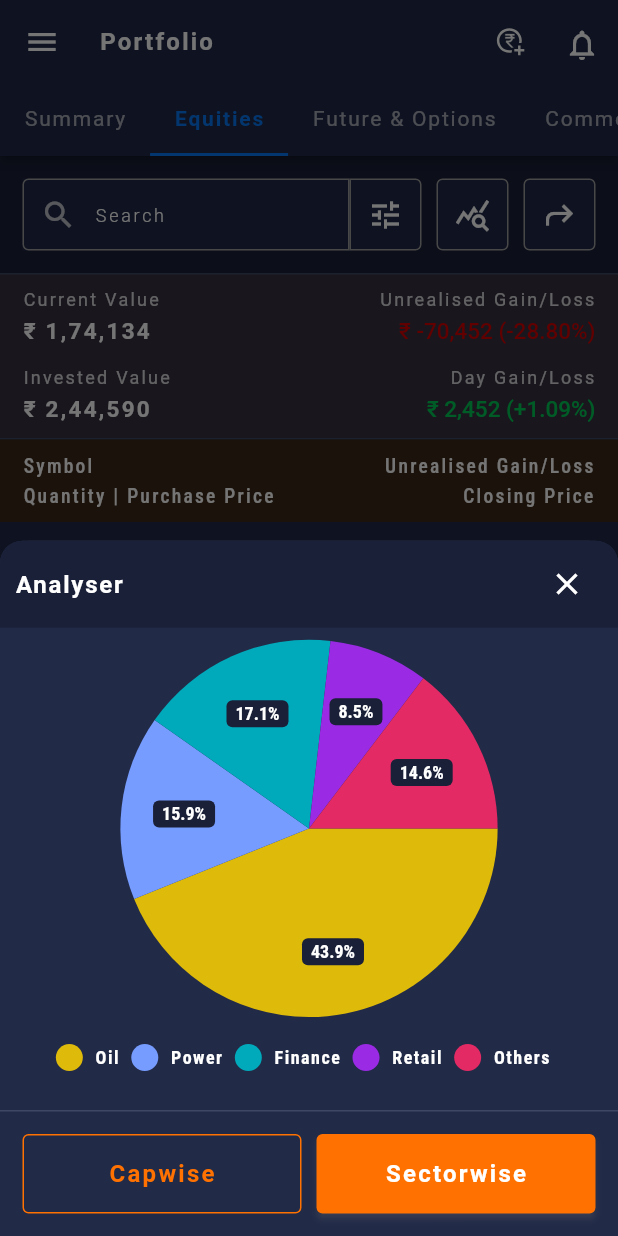
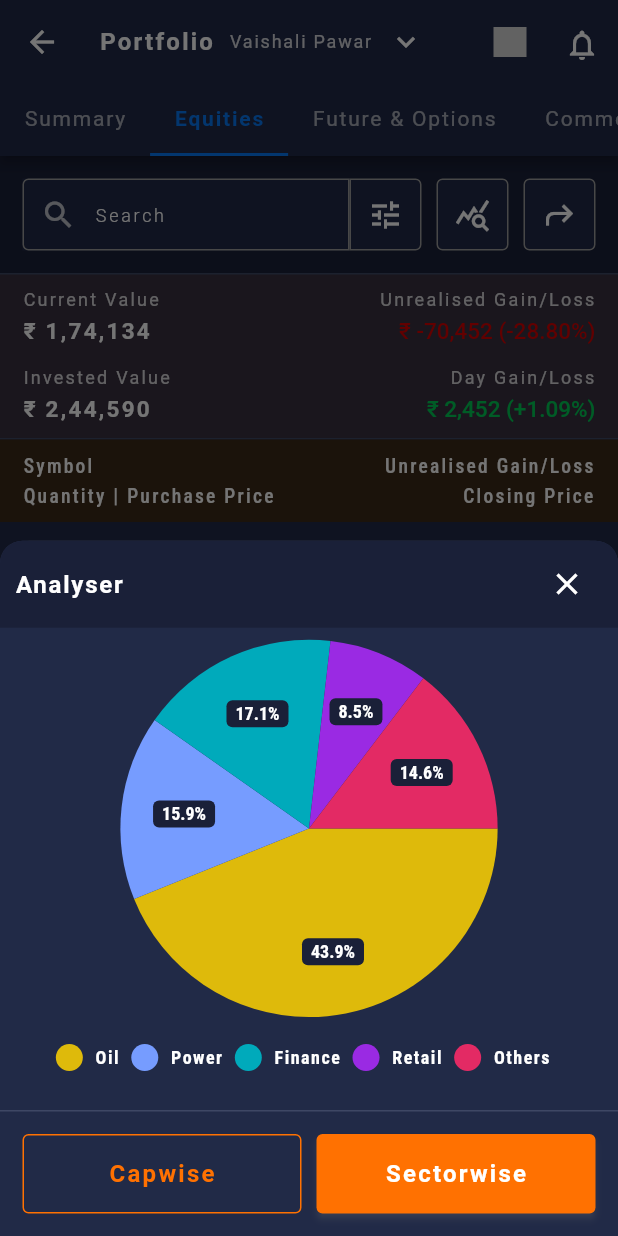
Before and after one commit to abdulrazakshaikh/phc, a Flutter app: the Portfolio screen opened directly, tab 2 chosen, after a tap on the "query stats" icon, on a phone screen of 412 x 824 dp. Run offline on Flutter 3.47's test engine with Material 2 defaults, Android fonts, the phone set to English and light mode, and no system bars; drawn by our look-alikes of pie_chart; our stand-ins replace flutter_svg, google_fonts, shared_preferences; accounts and stored records are empty.

Commit message:
client bottomsheet in portfolio appbar

```diff
--- a/lib/portfolio/portfolio.dart
+++ b/lib/portfolio/portfolio.dart
@@ -7,6 +7,7 @@ import 'package:phc/portfolio/portfolio_futureoptions.dart';
 import 'package:phc/portfolio/portfolio_mutualfunds.dart';
 import 'package:phc/portfolio/portfolio_summary.dart';
 import 'package:phc/widgets/bottomnavigation.dart';
+import 'package:phc/widgets/client_bottomsheet.dart';
 import 'package:phc/widgets/menudrawer.dart';
 
 
@@ -33,11 +34,71 @@ class _PortfolioState extends State<Portfolio> with TickerProviderStateMixin{
   Widget build(BuildContext context) {
     return Scaffold(
       bottomNavigationBar: BottomNavigation(),
-      drawer: MenuDrawer(),
+      // drawer: MenuDrawer(),
       appBar: AppBar(
+        // leadingWidth: 150,
+        // leading: Directionality(
+        //   textDirection: TextDirection.rtl,
+        //   child: TextButton.icon(
+        //   onPressed: (){},
+        //   icon: Icon(Icons.expand_more_outlined),
+        //   label: Text('Vaishali Pawar',
+        //   overflow: TextOverflow.ellipsis,
+        //   style: GoogleFonts.roboto(
+        //     textStyle: Theme.of(context).textTheme.caption,
+        //     letterSpacing: 1.2,
+        //     fontWeight: FontWeight.bold
+        //   ),
+        //   )
+        //   ),
+        // ),
+
         elevation: 3,
         titleSpacing: 10,
-        title: Text('Portfolio'),
+        title: Container(
+          child: Row(
+            children: [
+              Container(
+                child: Text('Portfolio'),
+              ),
+              SizedBox(width: 10),
+              Container(
+                width: 130,
+                child: InkWell(
+                  onTap: (){
+                    showModalBottomSheet(
+                      elevation: 2,
+                      shape: RoundedRectangleBorder(
+                        borderRadius: BorderRadius.only(
+                          topLeft: Radius.circular(20),
+                          topRight: Radius.circular(20),
+                        ),
+                      ),
+                      context: context, builder: (BuildContext context) {
+                        return ClientBottomSheet();
+                      },
+                    );
+                  },
+                  child: Row(
+                    children: [
+                      Expanded(
+                        child: Text('Vaishali Pawar',
+                        overflow: TextOverflow.ellipsis,
+                        style: GoogleFonts.roboto(
+                          textStyle: Theme.of(context).textTheme.caption,
+                          letterSpacing: 1.2,
+                          fontWeight: FontWeight.w400
+                        ),
+                      ),
+                      ),
+                      Icon(Icons.expand_more_outlined),
+                    ],
+                  ),
+                )
+              ),
+            ],
+          ),
+        ),
         actions: <Widget>[
           Container(
             width: 42, height: 42,
@@ -46,7 +107,7 @@ class _PortfolioState extends State<Portfolio> with TickerProviderStateMixin{
             child: IconButton(
               alignment: Alignment.center,
               icon: SvgPicture.asset(
-                'assets/images/addfund.svg',
+                'images/addfund.svg',
                 height: 22,
                 width: 22,
                 color: Theme.of(context).appBarTheme.iconTheme!.color,
```
